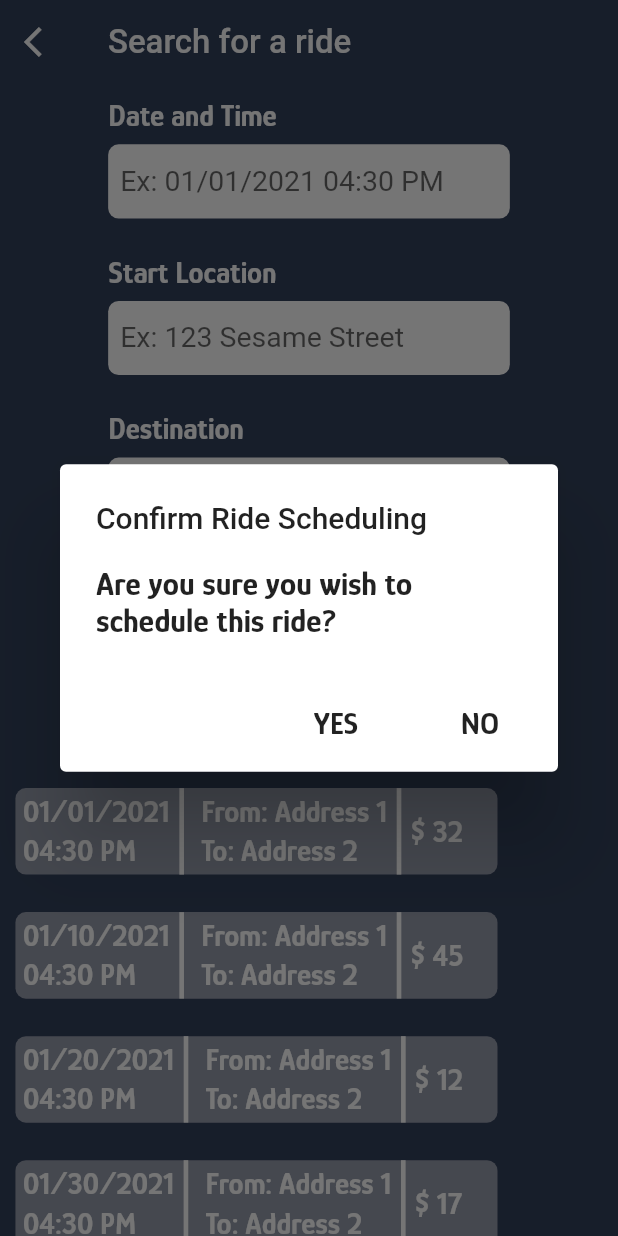
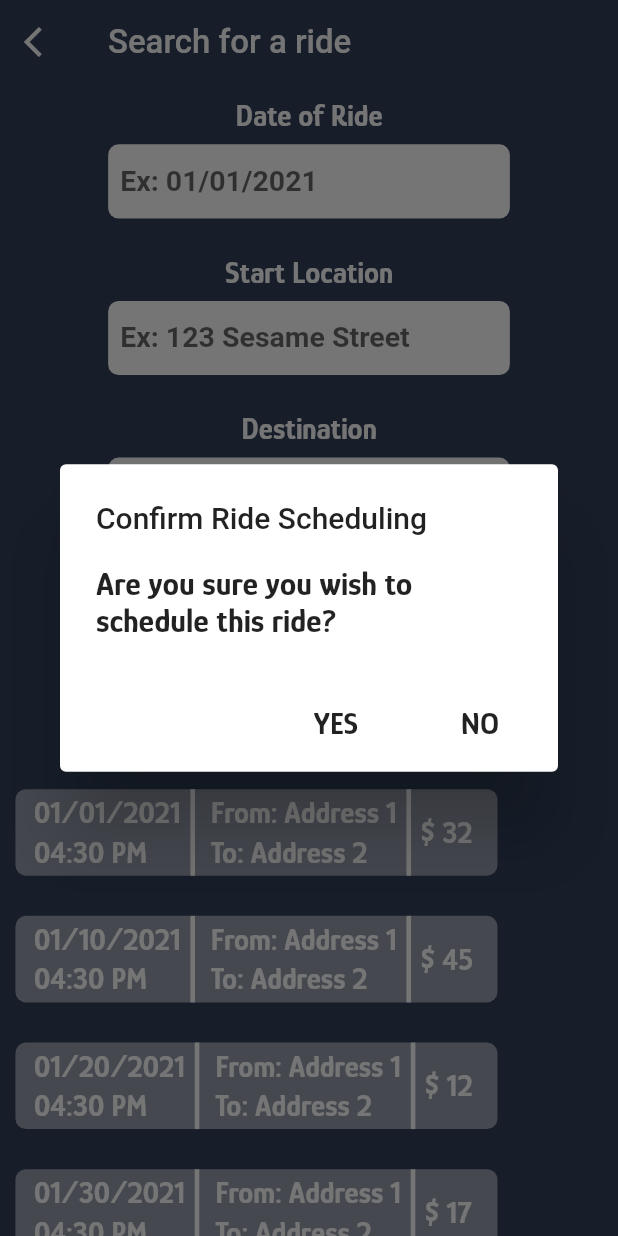
Before and after one commit to samo7a/karpool, a Flutter app: the SearchRidesScreen screen opened by its route, after a tap on "01/01/2021", on a phone screen of 412 x 824 dp. Run offline on Flutter 3.47's test engine with Material 2 defaults, Android fonts, the phone set to English and light mode, and no system bars; our stand-ins replace cloud_functions, firebase_auth, firebase_core, flutter_easyloading, flutter_form_builder, flutter_rating_bar and 5 more; accounts and stored records are empty; network calls fail.

Commit message:
address search now works with autocompletion

```diff
--- a/mobile_app/lib/screens/rider/SearchRidesScreen.dart
+++ b/mobile_app/lib/screens/rider/SearchRidesScreen.dart
@@ -2,6 +2,10 @@ import 'package:flutter/material.dart';
 import 'package:mobile_app/util/Size.dart';
 import 'package:mobile_app/util/constants.dart';
 import 'package:mobile_app/widgets/TripResultContainer.dart';
+import 'package:form_field_validator/form_field_validator.dart';
+import 'package:uuid/uuid.dart';
+import 'dart:convert';
+import 'package:http/http.dart' as http;
 
 class SearchRidesScreen extends StatefulWidget {
   static const String id = 'searchRidesScreen';
@@ -15,6 +19,26 @@ class _SearchRidesScreenState extends State<SearchRidesScreen> {
   String dateTime = "";
   String startLoc = 'Address 1';
   String destination = 'Address 2';
+  String rideDate = '';
+
+  TextEditingController _dateController = TextEditingController();
+  DateTime selectedDate = DateTime.now();
+
+  _selectRideDate(BuildContext context) async {
+    final DateTime? picked = await showDatePicker(
+        context: context,
+        initialDate: selectedDate,
+        firstDate: selectedDate,
+        lastDate: DateTime(2022, 12, 31)); // end of 2022
+    if (picked != null && picked != selectedDate)
+      setState(() {
+        selectedDate = picked;
+        String rideDate =
+            "${picked.toLocal().month}/${picked.toLocal().day}/${picked.toLocal().year}"; //MM/DD/YYY
+        _dateController.text = rideDate;
+        print(rideDate);
+      });
+  }
 
   // static scheduled rides list
   List<Map<String, String>> trips = [
@@ -60,6 +84,79 @@ class _SearchRidesScreenState extends State<SearchRidesScreen> {
     },
   ];
 
+  final _controller = TextEditingController();
+  final _endController = TextEditingController();
+  String _sessionToken = '';
+  List<dynamic> _placeList = [];
+  List<dynamic> _toPlaceList = [];
+
+  @override
+  void initState() {
+    super.initState();
+    _controller.addListener(() {
+      _onChanged();
+    });
+    _endController.addListener(() {
+      _onToChanged();
+    });
+  }
+
+  _onChanged() {
+    if (_sessionToken == null) {
+      setState(() {
+        _sessionToken = Uuid().v4();
+      });
+    }
+    getSuggestion(_controller.text);
+  }
+
+  _onToChanged() {
+    if (_sessionToken == null) {
+      setState(() {
+        _sessionToken = Uuid().v4();
+      });
+    }
+    getEndSuggestion(_endController.text);
+  }
+
+  void getSuggestion(String input) async {
+    String kPLACES_API_KEY = "AIzaSyDPY8DgggKHLJBU_G2TGI5KYcr_kYVq4jo";
+    String type = '(regions)';
+    String baseURL =
+        'https://maps.googleapis.com/maps/api/place/autocomplete/json';
+    String request =
+        '$baseURL?input=$input&key=$kPLACES_API_KEY&sessiontoken=$_sessionToken';
+    var response = await http.get(Uri.parse(request));
+    print("here: ----> " + response.toString());
+    if (response.statusCode == 200) {
+      setState(() {
+        _placeList = json.decode(response.body)['predictions'];
+      });
+    } else {
+      print("error in getSuggestions");
+      throw Exception('Failed to load predictions');
+    }
+  }
+
+  void getEndSuggestion(String input) async {
+    String kPLACES_API_KEY = "AIzaSyDPY8DgggKHLJBU_G2TGI5KYcr_kYVq4jo";
+    String type = '(regions)';
+    String baseURL =
+        'https://maps.googleapis.com/maps/api/place/autocomplete/json';
+    String request =
+        '$baseURL?input=$input&key=$kPLACES_API_KEY&sessiontoken=$_sessionToken';
+    var response = await http.get(Uri.parse(request));
+    print("here: ----> " + response.toString());
+    if (response.statusCode == 200) {
+      setState(() {
+        _toPlaceList = json.decode(response.body)['predictions'];
+      });
+    } else {
+      print("error in getSuggestions");
+      throw Exception('Failed to load predictions');
+    }
+  }
+
   @override
   Widget build(BuildContext context) {
     Size size = Size(Context: context);
@@ -91,11 +188,58 @@ class _SearchRidesScreenState extends State<SearchRidesScreen> {
           child: Column(
             crossAxisAlignment: CrossAxisAlignment.center,
             children: [
-              Column(
-                crossAxisAlignment: CrossAxisAlignment.start,
-                children: [
               Text(
-                    "Date and Time",
+                "Date of Ride",
+                style: TextStyle(
+                  fontFamily: 'Glory',
+                  fontWeight: FontWeight.bold,
+                  fontSize: size.FONT_SIZE * 20,
+                  color: kWhite,
+                ),
+                textAlign: TextAlign.start,
+              ),
+              SizedBox(
+                height: size.BLOCK_HEIGHT,
+              ),
+              InkWell(
+                onTap: () {
+                  _selectRideDate(context);
+                },
+                child: Container(
+                  child: IgnorePointer(
+                    child: TextFormField(
+                      controller: _dateController,
+                      decoration: InputDecoration(
+                        border: InputBorder.none,
+                        hintText: "Ex: 01/01/2021",
+                        hintStyle: TextStyle(fontSize: size.FONT_SIZE * 19),
+                        contentPadding: EdgeInsets.all(8),
+                      ),
+                      validator: MultiValidator(
+                        [
+                          RequiredValidator(
+                            errorText: "Ride Date Required",
+                          ),
+                        ],
+                      ),
+                      onChanged: (value) => setState(() => rideDate = value),
+                      textInputAction: TextInputAction.next,
+                      style: TextStyle(
+                        fontWeight: FontWeight.bold,
+                      ),
+                    ),
+                  ),
+                  height: size.BLOCK_HEIGHT * 6,
+                  width: size.BLOCK_WIDTH * 65,
+                  decoration: BoxDecoration(
+                    borderRadius: BorderRadius.circular(7),
+                    color: kWhite,
+                  ),
+                ),
+              ),
+              SizedBox(height: size.BLOCK_HEIGHT * 3),
+              Text(
+                "Start Location",
                 style: TextStyle(
                   fontFamily: 'Glory',
                   fontWeight: FontWeight.bold,
@@ -109,13 +253,17 @@ class _SearchRidesScreenState extends State<SearchRidesScreen> {
               ),
               Container(
                 child: TextFormField(
-                      // TODO: Add date & time api for input
-                      onChanged: (value) => setState(() => dateTime = value),
+                  // TODO: Add address api --> maps/google for input
+                  controller: _controller,
+                  onChanged: (value) => setState(() => startLoc = value),
                   decoration: InputDecoration(
                     border: InputBorder.none,
-                        hintText: "Ex: 01/01/2021 04:30 PM",
+                    hintText: "Ex: 123 Sesame Street",
                     hintStyle: TextStyle(fontSize: size.FONT_SIZE * 19),
                     contentPadding: EdgeInsets.all(8),
+                  ),
+                  style: TextStyle(
+                    fontWeight: FontWeight.bold,
                   ),
                 ),
                 height: size.BLOCK_HEIGHT * 6,
@@ -125,20 +273,36 @@ class _SearchRidesScreenState extends State<SearchRidesScreen> {
                   color: kWhite,
                 ),
               ),
-                ],
+              ListView.builder(
+                physics: NeverScrollableScrollPhysics(),
+                shrinkWrap: true,
+                itemCount: _placeList.length,
+                itemBuilder: (context, index) {
+                  return ListTile(
+                    title: Text(_placeList[index]["description"]),
+                    onTap: () {
+                      setState(() {
+                        startLoc = _placeList[index]["description"];
+                        _controller.text = _placeList[index]["description"];
+                        _placeList = [];
+                        print("RESULT: " + startLoc);
+                      });
+                    },
+                  );
+                },
               ),
-              SizedBox(height: size.BLOCK_HEIGHT * 3),
-              Column(
-                crossAxisAlignment: CrossAxisAlignment.start,
-                children: [
+              SizedBox(
+                height: size.BLOCK_HEIGHT * 3,
+              ),
               Text(
-                    "Start Location",
+                "Destination",
                 style: TextStyle(
                   fontFamily: 'Glory',
                   fontWeight: FontWeight.bold,
                   fontSize: size.FONT_SIZE * 20,
                   color: kWhite,
                 ),
+                textAlign: TextAlign.start,
               ),
               SizedBox(
                 height: size.BLOCK_HEIGHT,
@@ -146,12 +310,16 @@ class _SearchRidesScreenState extends State<SearchRidesScreen> {
               Container(
                 child: TextFormField(
                   // TODO: Add address api --> maps/google for input
-                      onChanged: (value) => setState(() => startLoc = value),
+                  controller: _endController,
+                  onChanged: (value) => setState(() => destination = value),
                   decoration: InputDecoration(
                     border: InputBorder.none,
-                        hintText: "Ex: 123 Sesame Street",
+                    hintText: "Ex: 456 Sesame Street",
                     hintStyle: TextStyle(fontSize: size.FONT_SIZE * 19),
                     contentPadding: EdgeInsets.all(8),
+                  ),
+                  style: TextStyle(
+                    fontWeight: FontWeight.bold,
                   ),
                 ),
                 height: size.BLOCK_HEIGHT * 6,
@@ -161,45 +329,23 @@ class _SearchRidesScreenState extends State<SearchRidesScreen> {
                   color: kWhite,
                 ),
               ),
-                ],
-              ),
-              SizedBox(
-                height: size.BLOCK_HEIGHT * 3,
-              ),
-              Column(
-                crossAxisAlignment: CrossAxisAlignment.start,
-                children: [
-                  Text(
-                    "Destination",
-                    style: TextStyle(
-                      fontFamily: 'Glory',
-                      fontWeight: FontWeight.bold,
-                      fontSize: size.FONT_SIZE * 20,
-                      color: kWhite,
-                    ),
-                  ),
-                  SizedBox(
-                    height: size.BLOCK_HEIGHT,
-                  ),
-                  Container(
-                    child: TextFormField(
-                      // TODO: Add address api --> maps/google for input
-                      onChanged: (value) => setState(() => destination = value),
-                      decoration: InputDecoration(
-                        border: InputBorder.none,
-                        hintText: "Ex: 456 Sesame Street",
-                        hintStyle: TextStyle(fontSize: size.FONT_SIZE * 19),
-                        contentPadding: EdgeInsets.all(8),
-                      ),
-                    ),
-                    height: size.BLOCK_HEIGHT * 6,
-                    width: size.BLOCK_WIDTH * 65,
-                    decoration: BoxDecoration(
-                      borderRadius: BorderRadius.circular(7),
-                      color: kWhite,
-                    ),
-                  ),
-                ],
+              ListView.builder(
+                physics: NeverScrollableScrollPhysics(),
+                shrinkWrap: true,
+                itemCount: _toPlaceList.length,
+                itemBuilder: (context, index) {
+                  return ListTile(
+                    title: Text(_toPlaceList[index]["description"]),
+                    onTap: () {
+                      setState(() {
+                        destination = _toPlaceList[index]["description"];
+                        _endController.text = _toPlaceList[index]["description"];
+                        _toPlaceList = [];
+                        print("RESULT: " + destination);
+                      });
+                    },
+                  );
+                },
               ),
               SizedBox(
                 height: size.BLOCK_HEIGHT * 3,
@@ -268,7 +414,8 @@ class _SearchRidesScreenState extends State<SearchRidesScreen> {
                                       style: TextStyle(
                                         fontFamily: 'Glory',
                                         fontWeight: FontWeight.bold,
-                                          fontSize: 20, // size object not working here,
+                                        fontSize:
+                                            20, // size object not working here,
                                       ),
                                     ),
                                   ),
@@ -283,7 +430,8 @@ class _SearchRidesScreenState extends State<SearchRidesScreen> {
                                       style: TextStyle(
                                         fontFamily: 'Glory',
                                         fontWeight: FontWeight.bold,
-                                          fontSize: 20, // size object not working here,
+                                        fontSize:
+                                            20, // size object not working here,
                                       ),
                                     ),
                                   ),
--- a/mobile_app/lib/widgets/TripResultContainer.dart
+++ b/mobile_app/lib/widgets/TripResultContainer.dart
@@ -28,9 +28,9 @@ class TripResultContainer extends StatelessWidget {
   Widget build(BuildContext context) {
     Size size = new Size(Context: context);
     return Padding(
-      padding: const EdgeInsets.only(
-        top: 24.0,
-        bottom: 1,
+      padding: EdgeInsets.only(
+        top: size.BLOCK_HEIGHT * 3,
+        bottom: size.BLOCK_HEIGHT * 0.25,
       ),
       child: Column(
         children: [
@@ -48,7 +48,7 @@ class TripResultContainer extends StatelessWidget {
                 child: Row(
                   children: [
                     Padding(
-                      padding: const EdgeInsets.only(left: 5),
+                      padding: EdgeInsets.only(left: size.BLOCK_WIDTH * 3),
                       child: Column(
                         mainAxisAlignment: MainAxisAlignment.center,
                         crossAxisAlignment: CrossAxisAlignment.start,
@@ -80,7 +80,7 @@ class TripResultContainer extends StatelessWidget {
                       thickness: size.BLOCK_WIDTH * 0.75,
                     ),
                     Padding(
-                      padding: const EdgeInsets.only(left: 5),
+                      padding: EdgeInsets.only(left: size.BLOCK_WIDTH),
                       child: Column(
                         mainAxisAlignment: MainAxisAlignment.center,
                         crossAxisAlignment: CrossAxisAlignment.start,
--- a/mobile_app/pubspec.yaml
+++ b/mobile_app/pubspec.yaml
@@ -38,6 +38,8 @@ dependencies:
   flutter_form_builder: ^6.1.0+1
   shared_preferences: ^2.0.7
   flutter_easyloading: ^3.0.3
+  http: ^0.13.3
+  uuid: ^3.0.4
 
 dev_dependencies:
   flutter_test:
```
Also changed, not shown: mobile_app/pubspec.lock. Lines whose indentation alone changed are shown as unchanged.
